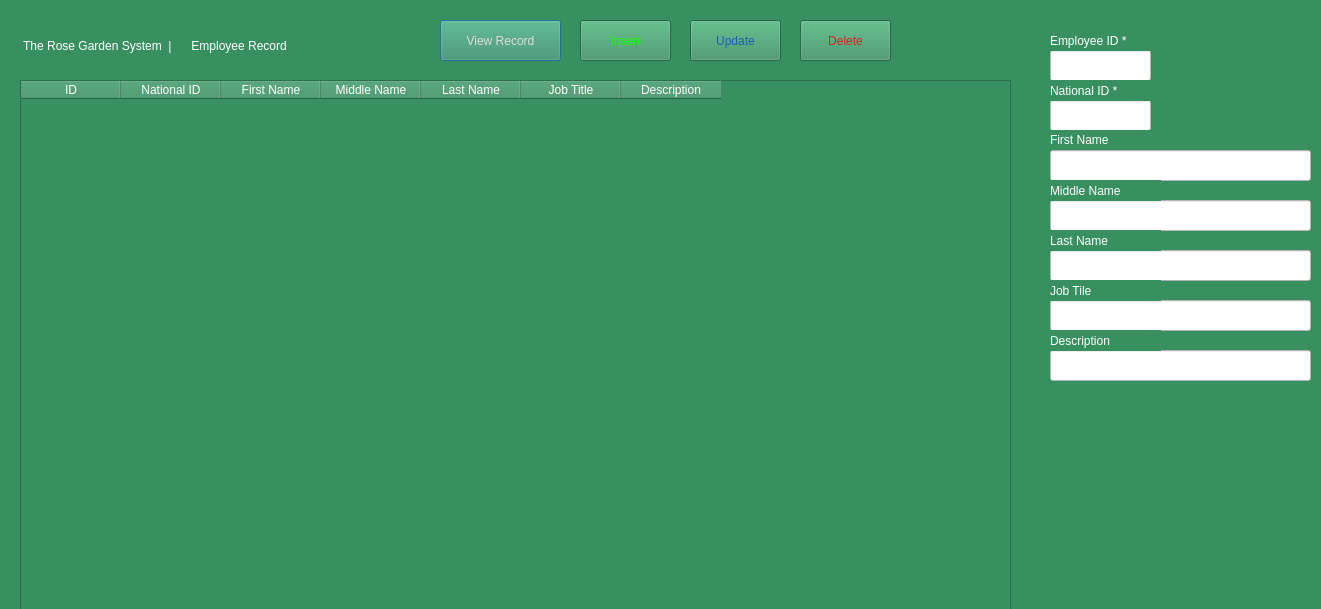
This is gardenerdetails.ui in Rabsoninnora/RoseGardenPlantCareSystem as Qt 5 draws it before an edit. The edited form follows.
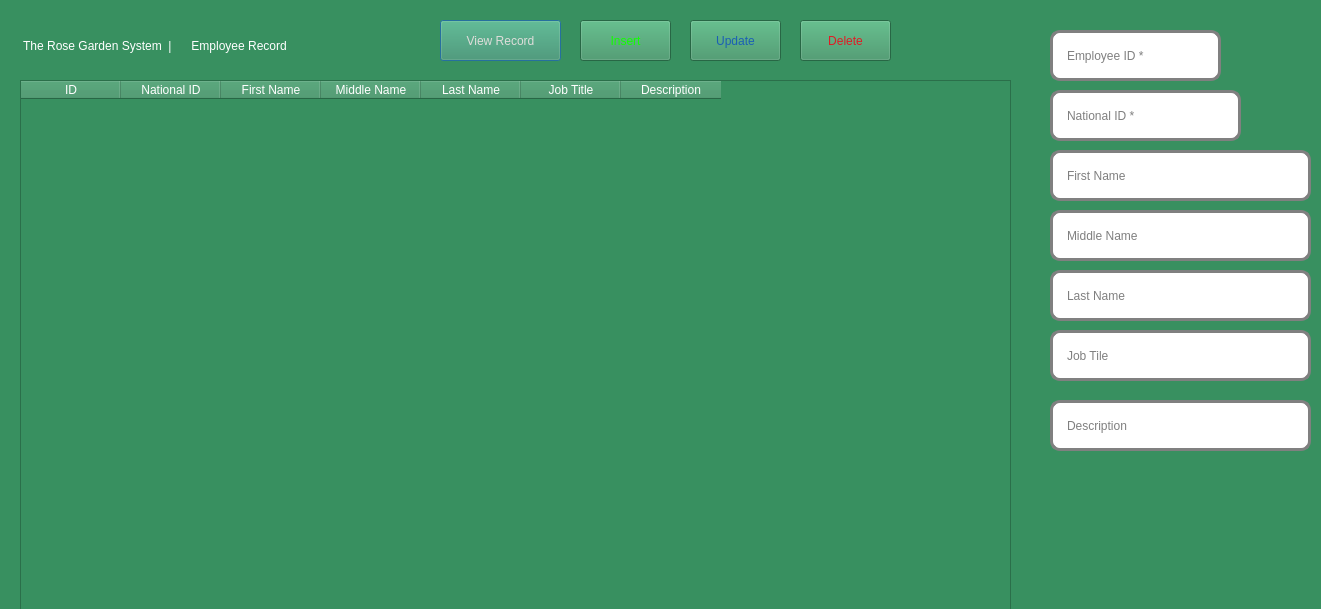
This is the edited form.

```diff
--- a/gardenerdetails.ui
+++ b/gardenerdetails.ui
@@ -155,26 +155,48 @@
    <property name="geometry">
     <rect>
      <x>1050</x>
-     <y>50</y>
-     <width>101</width>
-     <height>31</height>
+     <y>30</y>
+     <width>171</width>
+     <height>51</height>
     </rect>
    </property>
    <property name="styleSheet">
-    <string notr="true">background-color: rgb(255, 255, 255);</string>
+    <string notr="true">
+
+ QLineEdit {
+  border:3px solid gray;
+  border-radius: 10px;
+  padding: 12px 12px;
+  background: rgb(255, 255, 255);
+  font: 700 12pt ;
+  color: rgb(0, 0, 0);;
+}</string>
+   </property>
+   <property name="placeholderText">
+    <string>Employee ID *</string>
    </property>
   </widget>
   <widget class="QLineEdit" name="lineEdit_National_id">
    <property name="geometry">
     <rect>
      <x>1050</x>
-     <y>100</y>
-     <width>101</width>
-     <height>31</height>
+     <y>90</y>
+     <width>191</width>
+     <height>51</height>
     </rect>
    </property>
    <property name="styleSheet">
-    <string notr="true">background-color: rgb(255, 255, 255);</string>
+    <string notr="true"> QLineEdit {
+  border:3px solid gray;
+  border-radius: 10px;
+  padding: 12px 12px;
+  background: rgb(255, 255, 255);
+  font: 700 12pt ;
+  color: rgb(0, 0, 0);;
+}</string>
+   </property>
+   <property name="placeholderText">
+    <string>National ID *</string>
    </property>
   </widget>
   <widget class="QLineEdit" name="lineEdit_First_name">
@@ -183,174 +205,112 @@
      <x>1050</x>
      <y>150</y>
      <width>261</width>
-     <height>31</height>
+     <height>51</height>
     </rect>
    </property>
    <property name="styleSheet">
-    <string notr="true">background-color: rgb(255, 255, 255);</string>
+    <string notr="true"> QLineEdit {
+  border:3px solid gray;
+  border-radius: 10px;
+  padding: 12px 12px;
+  background: rgb(255, 255, 255);
+  font: 700 12pt ;
+  color: rgb(0, 0, 0);;
+}</string>
    </property>
-  </widget>
-  <widget class="QLineEdit" name="lineEdit_Middle_name">
-   <property name="geometry">
-    <rect>
-     <x>1050</x>
-     <y>200</y>
-     <width>261</width>
-     <height>31</height>
-    </rect>
-   </property>
-   <property name="styleSheet">
-    <string notr="true">background-color: rgb(255, 255, 255);</string>
-   </property>
-  </widget>
-  <widget class="QLineEdit" name="lineEdit_Last_name">
-   <property name="geometry">
-    <rect>
-     <x>1050</x>
-     <y>250</y>
-     <width>261</width>
-     <height>31</height>
-    </rect>
-   </property>
-   <property name="styleSheet">
-    <string notr="true">background-color: rgb(255, 255, 255);</string>
-   </property>
-  </widget>
-  <widget class="QLineEdit" name="lineEdit_job_title">
-   <property name="geometry">
-    <rect>
-     <x>1050</x>
-     <y>300</y>
-     <width>261</width>
-     <height>31</height>
-    </rect>
-   </property>
-   <property name="styleSheet">
-    <string notr="true">background-color: rgb(255, 255, 255);</string>
-   </property>
-  </widget>
-  <widget class="QLineEdit" name="lineEdit_Description">
-   <property name="geometry">
-    <rect>
-     <x>1050</x>
-     <y>350</y>
-     <width>261</width>
-     <height>31</height>
-    </rect>
-   </property>
-   <property name="styleSheet">
-    <string notr="true">background-color: rgb(255, 255, 255);</string>
-   </property>
-  </widget>
-  <widget class="QLabel" name="label_3">
-   <property name="geometry">
-    <rect>
-     <x>1050</x>
-     <y>80</y>
-     <width>101</width>
-     <height>21</height>
-    </rect>
-   </property>
-   <property name="styleSheet">
-    <string notr="true">color: rgb(255, 255, 255);</string>
-   </property>
-   <property name="text">
-    <string>National ID *</string>
-   </property>
-  </widget>
-  <widget class="QLabel" name="label_4">
-   <property name="geometry">
-    <rect>
-     <x>1050</x>
-     <y>130</y>
-     <width>101</width>
-     <height>20</height>
-    </rect>
-   </property>
-   <property name="styleSheet">
-    <string notr="true">color: rgb(255, 255, 255);</string>
-   </property>
-   <property name="text">
+   <property name="placeholderText">
     <string>First Name</string>
    </property>
   </widget>
-  <widget class="QLabel" name="label_5">
+  <widget class="QLineEdit" name="lineEdit_Middle_name">
    <property name="geometry">
     <rect>
      <x>1050</x>
-     <y>180</y>
-     <width>111</width>
-     <height>21</height>
+     <y>210</y>
+     <width>261</width>
+     <height>51</height>
     </rect>
    </property>
    <property name="styleSheet">
-    <string notr="true">color: rgb(255, 255, 255);</string>
+    <string notr="true"> QLineEdit {
+  border:3px solid gray;
+  border-radius: 10px;
+  padding: 12px 12px;
+  background: rgb(255, 255, 255);
+  font: 700 12pt ;
+  color: rgb(0, 0, 0);;
+}</string>
    </property>
-   <property name="text">
+   <property name="placeholderText">
     <string>Middle Name</string>
    </property>
   </widget>
-  <widget class="QLabel" name="label_6">
+  <widget class="QLineEdit" name="lineEdit_Last_name">
    <property name="geometry">
     <rect>
      <x>1050</x>
-     <y>230</y>
-     <width>111</width>
-     <height>21</height>
+     <y>270</y>
+     <width>261</width>
+     <height>51</height>
     </rect>
    </property>
    <property name="styleSheet">
-    <string notr="true">color: rgb(255, 255, 255);</string>
+    <string notr="true"> QLineEdit {
+  border:3px solid gray;
+  border-radius: 10px;
+  padding: 12px 12px;
+  background: rgb(255, 255, 255);
+  font: 700 12pt ;
+  color: rgb(0, 0, 0);;
+}</string>
    </property>
-   <property name="text">
+   <property name="placeholderText">
     <string>Last Name</string>
    </property>
   </widget>
-  <widget class="QLabel" name="label_7">
-   <property name="geometry">
-    <rect>
-     <x>1050</x>
-     <y>30</y>
-     <width>101</width>
-     <height>21</height>
-    </rect>
-   </property>
-   <property name="styleSheet">
-    <string notr="true">color: rgb(255, 255, 255);</string>
-   </property>
-   <property name="text">
-    <string>Employee ID *</string>
-   </property>
-  </widget>
-  <widget class="QLabel" name="label_8">
-   <property name="geometry">
-    <rect>
-     <x>1050</x>
-     <y>280</y>
-     <width>111</width>
-     <height>21</height>
-    </rect>
-   </property>
-   <property name="styleSheet">
-    <string notr="true">color: rgb(255, 255, 255);</string>
-   </property>
-   <property name="text">
-    <string>Job Tile</string>
-   </property>
-  </widget>
-  <widget class="QLabel" name="label_9">
+  <widget class="QLineEdit" name="lineEdit_job_title">
    <property name="geometry">
     <rect>
      <x>1050</x>
      <y>330</y>
-     <width>111</width>
-     <height>21</height>
+     <width>261</width>
+     <height>51</height>
     </rect>
    </property>
    <property name="styleSheet">
-    <string notr="true">color: rgb(255, 255, 255);</string>
+    <string notr="true"> QLineEdit {
+  border:3px solid gray;
+  border-radius: 10px;
+  padding: 12px 12px;
+  background: rgb(255, 255, 255);
+  font: 700 12pt ;
+  color: rgb(0, 0, 0);;
+}</string>
    </property>
-   <property name="text">
+   <property name="placeholderText">
+    <string>Job Tile</string>
+   </property>
+  </widget>
+  <widget class="QLineEdit" name="lineEdit_Description">
+   <property name="geometry">
+    <rect>
+     <x>1050</x>
+     <y>400</y>
+     <width>261</width>
+     <height>51</height>
+    </rect>
+   </property>
+   <property name="styleSheet">
+    <string notr="true"> QLineEdit {
+  border:3px solid gray;
+  border-radius: 10px;
+  padding: 12px 12px;
+  background: rgb(255, 255, 255);
+  font: 700 12pt ;
+  color: rgb(0, 0, 0);;
+}</string>
+   </property>
+   <property name="placeholderText">
     <string>Description</string>
    </property>
   </widget>
```
